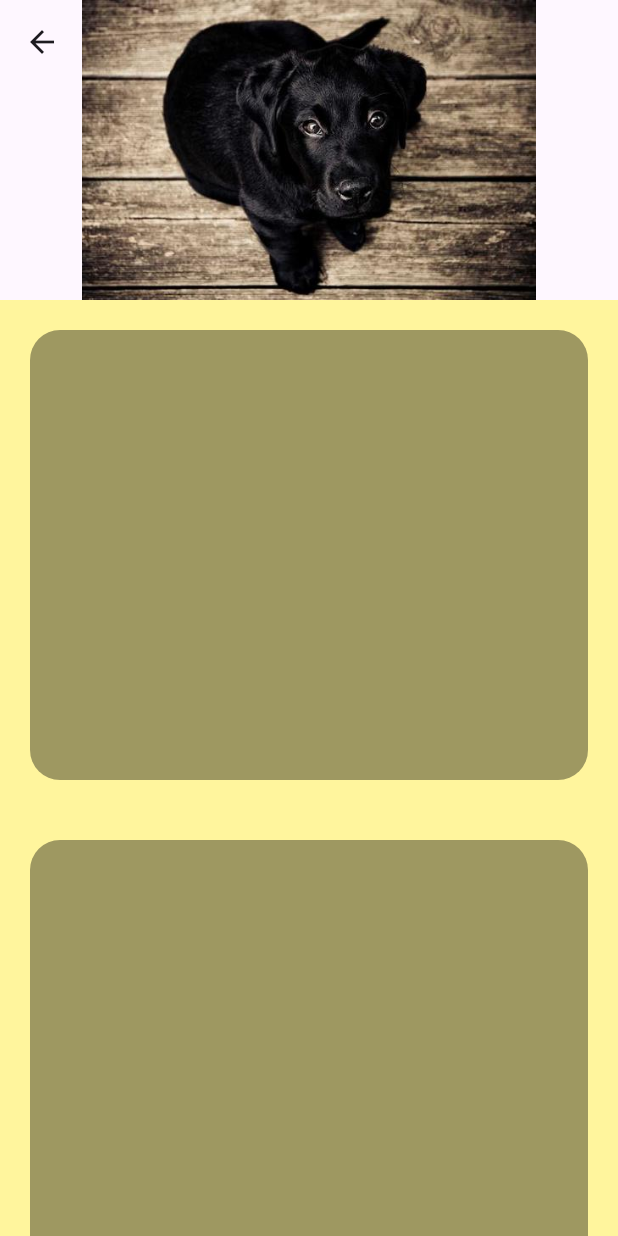
After one commit to udit-raj-simform/flutter_basics, a Flutter app: the SliverAppBarPage screen opened directly, on a phone screen of 412 x 824 dp. The commit adds this screen. Run offline on Flutter 3.47's test engine with Material 2 defaults, Android fonts, the phone set to English and light mode, and no system bars.

Commit message:
added: SliverAppBar added: SliverToBoxAdapter

```diff
--- /dev/null
+++ b/lib/pages/sliver_app_bar.dart
@@ -0,0 +1,57 @@
+import 'package:flutter/material.dart';
+
+class SliverAppBarPage extends StatefulWidget {
+  const SliverAppBarPage({Key? key}) : super(key: key);
+
+  @override
+  State<SliverAppBarPage> createState() => _SliverAppBarPageState();
+}
+
+class _SliverAppBarPageState extends State<SliverAppBarPage> {
+  List myWidgets = <Widget>[
+    SliverToBoxAdapter(
+      child: Padding(
+        padding: const EdgeInsets.all(20.0),
+        child: ClipRRect(
+          borderRadius: BorderRadius.circular(20.0),
+          child: Container(
+            height: 300,
+            color: Colors.black38,
+          ),
+        ),
+      ),
+    ),
+  ];
+
+  @override
+  Widget build(BuildContext context) {
+    return Scaffold(
+      backgroundColor: Colors.yellow[200],
+      appBar: PreferredSize(
+        preferredSize: const Size.fromHeight(double.maxFinite),
+        child: CustomScrollView(
+          scrollDirection: Axis.vertical,
+          slivers: [
+            SliverAppBar(
+              expandedHeight: 200,
+              stretch: true,
+              flexibleSpace: FlexibleSpaceBar(
+                background: Image.asset("assets/images/my_dog.jpeg"),
+                stretchModes: const <StretchMode>[
+                  StretchMode.zoomBackground,
+                  StretchMode.blurBackground,
+                ],
+              ),
+            ),
+            myWidgets.elementAt(0),
+            myWidgets.elementAt(0),
+            myWidgets.elementAt(0),
+            myWidgets.elementAt(0),
+            myWidgets.elementAt(0),
+            myWidgets.elementAt(0),
+          ],
+        ),
+      ),
+    );
+  }
+}
--- a/pubspec.yaml
+++ b/pubspec.yaml
@@ -59,9 +59,9 @@ flutter:
   uses-material-design: true
 
   # To add assets to your application, add an assets section, like this:
-  # assets:
-  #   - images/a_dot_burr.jpeg
-  #   - images/a_dot_ham.jpeg
+  assets:
+    - assets/images/
+
 
   # An image asset can refer to one or more resolution-specific "variants", see
   # https://flutter.dev/assets-and-images/#resolution-aware
```
Also changed, not shown: lib/main.dart (+25 -13 lines), assets/images/my_dog.jpeg (added).
